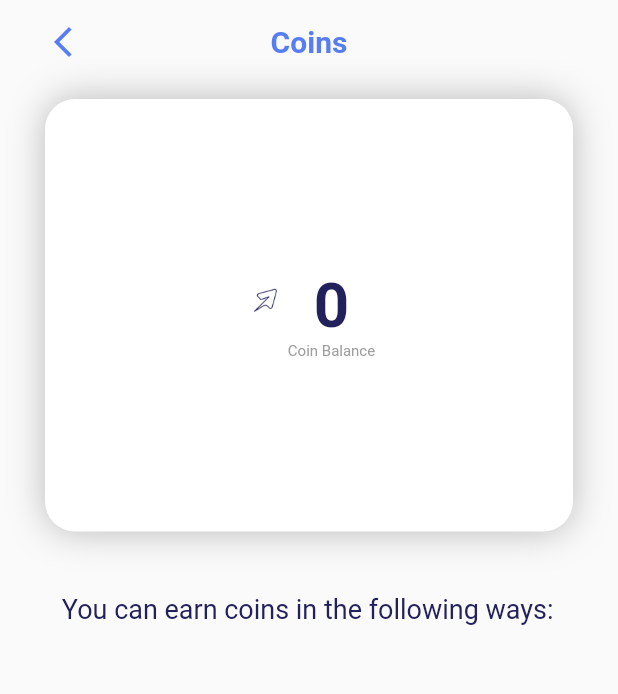
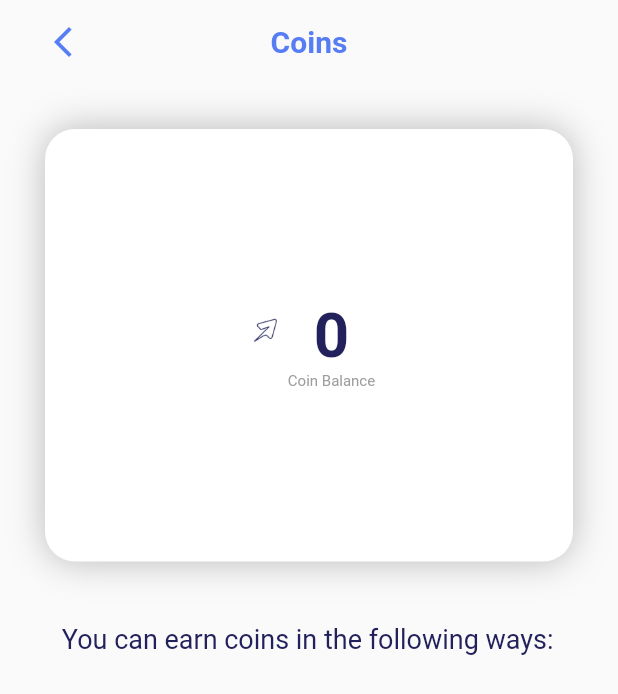
Before and after one commit to shubhayu-64/connecten, a Flutter app: the CoinScreen screen opened by its route, on a phone screen of 412 x 824 dp. Shown: the top 694 px of the screen. Run offline on Flutter 3.47's test engine with Material 2 defaults, Android fonts, the phone set to English and light mode, and no system bars; our stand-ins replace cloud_firestore, firebase_auth, firebase_core, flutter_riverpod, fluttertoast, google_fonts and 4 more; missing offline and left inert: nearby_connections, qr_code_scanner, sliding_switch; accounts and stored records are empty; network calls fail.

```diff
--- a/lib/CoinScreen/coin_screen.dart
+++ b/lib/CoinScreen/coin_screen.dart
@@ -46,7 +46,7 @@ class CoinScreen extends ConsumerWidget {
           mainAxisAlignment: MainAxisAlignment.start,
           children: [
             Container(
-              margin: EdgeInsets.fromLTRB(30, 0, 30, 25),
+              margin: EdgeInsets.fromLTRB(30, 20, 30, 25),
               height: screenHeight! * 0.35,
               decoration: BoxDecoration(
                 borderRadius: BorderRadius.circular(20),
```
